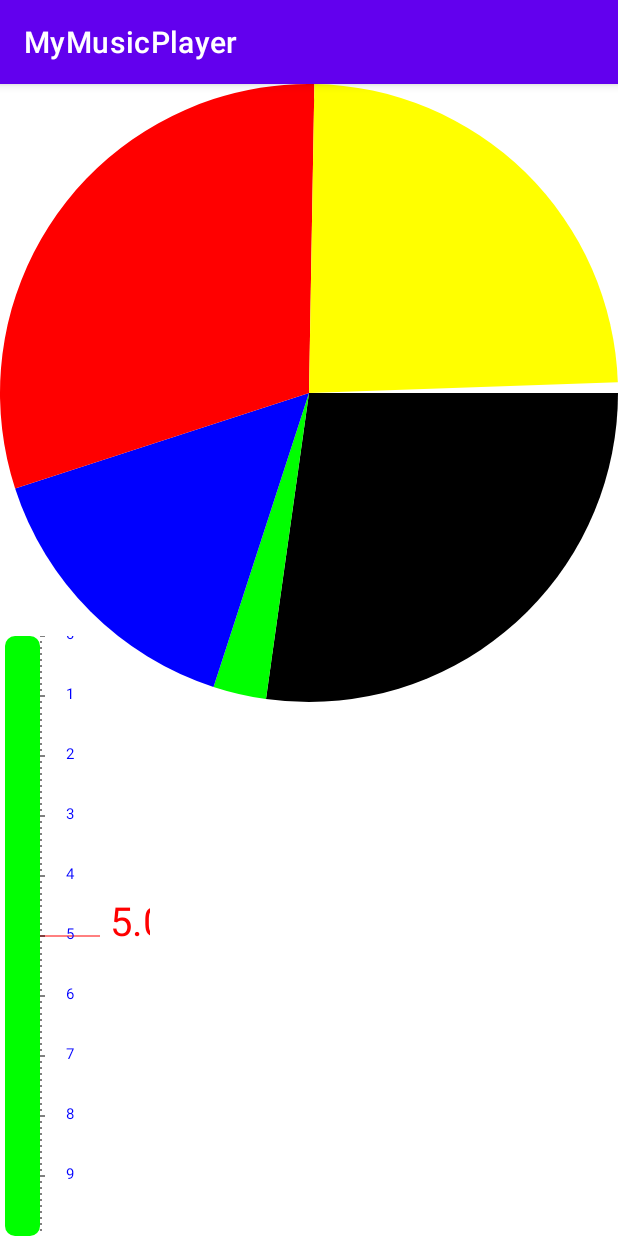
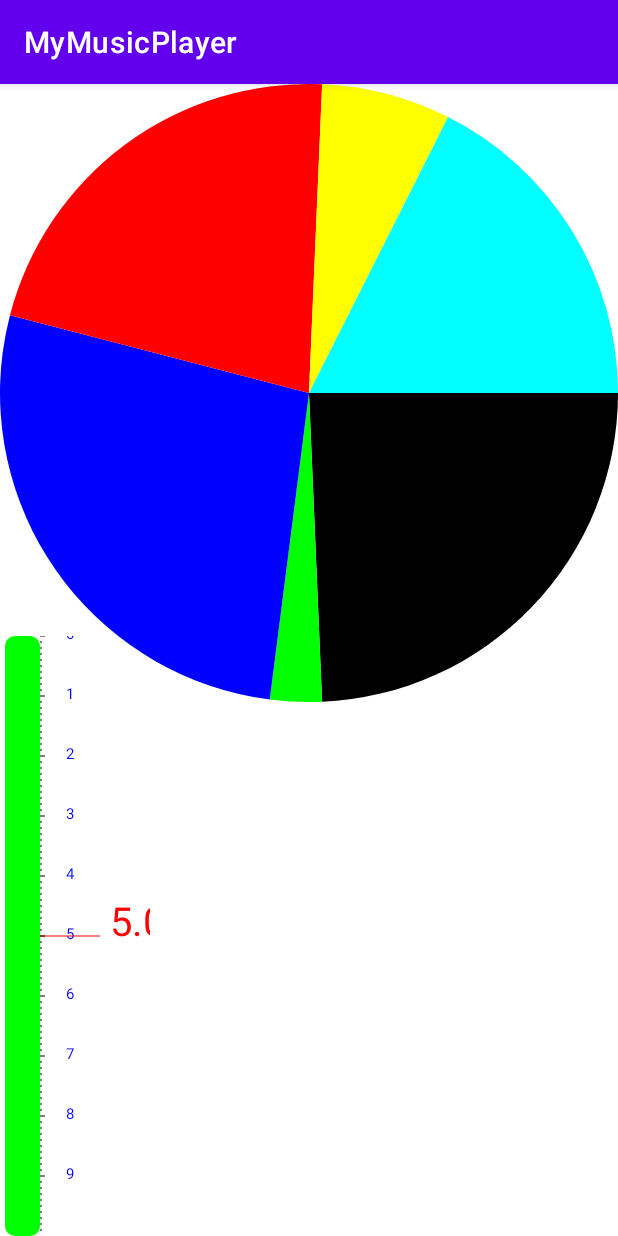
Before and after one commit to xbzl123/MyMusicPlayer, an Android app: the screen it shows after launch (MainActivity), on a phone screen of 412 x 824 dp. Run offline under Robolectric (Android 15) with nearby library versions, the phone set to English and light mode, and no system bars; our stand-ins replace data binding; libraries missing offline, so code that uses them is left out: com.blankj.utilcode, com.bugrui.buslib, org.simpleframework.xml; 4 statements that could not run were skipped.

Commit message:
fix:修復扇形圖沒有填充滿

```diff
--- a/app/src/main/java/com/example/mymusicplayer/custonview/StatisticRingChart.kt
+++ b/app/src/main/java/com/example/mymusicplayer/custonview/StatisticRingChart.kt
@@ -13,7 +13,7 @@ class StatisticRingChart @JvmOverloads constructor(
     context: Context, attrs: AttributeSet? = null, defStyleAttr: Int = 0
 ) : View(context, attrs, defStyleAttr) {
     var widthSize = 0
-    var colors = intArrayOf(Color.BLACK,Color.GREEN,Color.BLUE,Color.RED,Color.YELLOW,Color.CYAN)
+    var colors = intArrayOf(Color.BLACK,Color.GREEN,Color.BLUE,Color.RED,Color.YELLOW,Color.CYAN,Color.GRAY)
     lateinit var datas:IntArray
     override fun onMeasure(widthMeasureSpec: Int, heightMeasureSpec: Int) {
         super.onMeasure(widthMeasureSpec, heightMeasureSpec)
@@ -33,8 +33,7 @@ class StatisticRingChart @JvmOverloads constructor(
             for (i in 0..datas.size-1){
                 var paint = Paint()
                 paint.color = colors[i]
-                endAngle = (datas[i]*360/total).toFloat()
-                Log.e("qqqq","endAngle is "+endAngle+",startAngle = "+startAngle)
+                endAngle = (datas[i].toFloat()*360/total.toFloat())
                 it?.drawArc(rectF,startAngle,endAngle,true,paint)
                 startAngle += endAngle
             }
--- a/app/src/main/java/com/example/mymusicplayer/ui/main/MainFragment.kt
+++ b/app/src/main/java/com/example/mymusicplayer/ui/main/MainFragment.kt
@@ -37,7 +37,6 @@ class MainFragment : BaseFragment<MainFragmentBinding, MainViewModel>() {
 
     override fun onResume() {
         super.onResume()
-
-        mDataBinding.radarview.insertData(intArrayOf(18,2,10,20,16))
+        mDataBinding.radarview.insertData(intArrayOf(18,2,20,16,5,13))
     }
 }
```
